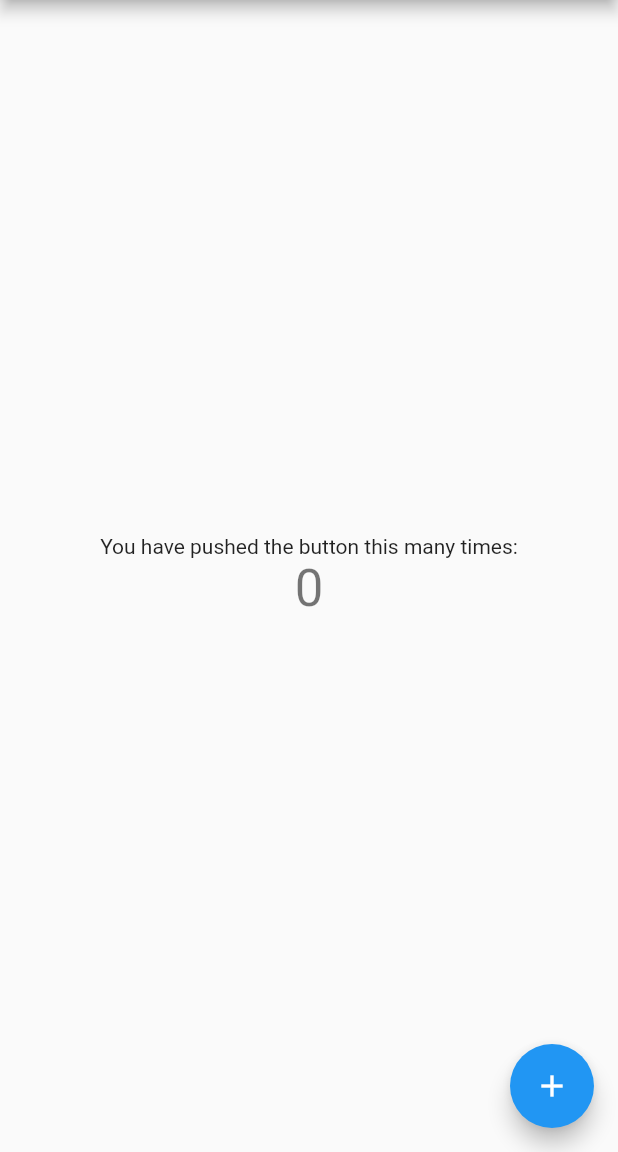
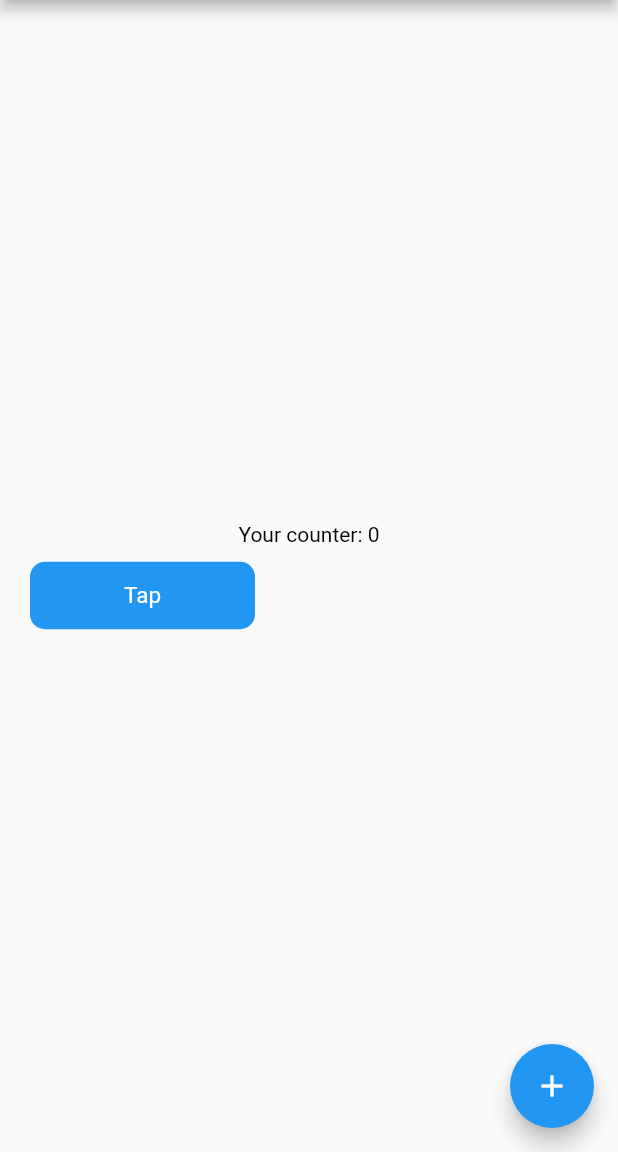
Before and after one commit to the-Jinxist/neo-reusables, a Flutter app: the screen it shows after launch, on a phone screen of 412 x 824 dp, the part 84-1236 px from its top. Run offline on Flutter 3.47's test engine with Material 2 defaults, Android fonts, the phone set to English and light mode, and no system bars.

Commit message:
chore(docs): Written up initial docs for UI components

```diff
--- a/example/lib/main.dart
+++ b/example/lib/main.dart
@@ -1,4 +1,5 @@
 import 'package:flutter/material.dart';
+import 'package:neo_reusables/neo_reusables.dart';
 
 void main() {
   runApp(const MyApp());
@@ -14,7 +15,13 @@ class MyApp extends StatelessWidget {
       theme: ThemeData(
         primarySwatch: Colors.blue,
       ),
-      home: const MyHomePage(title: 'Flutter Demo Home Page'),
+      home: Builder(builder: (context) {
+        final Size size = MediaQuery.of(context).size;
+        SizeConfig.init(context,
+            width: size.width, height: size.height, allowFontScaling: true);
+
+        return const MyHomePage(title: 'Flutter Demo Home Page');
+      }),
     );
   }
 }
@@ -47,12 +54,22 @@ class _MyHomePageState extends State<MyHomePage> {
         child: Column(
           mainAxisAlignment: MainAxisAlignment.center,
           children: <Widget>[
-            const Text(
-              'You have pushed the button this many times:',
+            //NeoText wrapper
+            NeoText(
+              text: "Your counter: $_counter",
             ),
-            Text(
-              '$_counter',
-              style: Theme.of(context).textTheme.headline4,
+            //Vertical Margin
+            const YMargin(height: 10),
+            Row(
+              children: [
+                //Horizontal Margin
+                const XMargin(width: 20),
+                //Button Wrapper
+                NeoButton(
+                  onClick: () {},
+                  text: 'Tap',
+                ),
+              ],
             ),
           ],
         ),
--- a/lib/src/widgets/y_margin.dart
+++ b/lib/src/widgets/y_margin.dart
@@ -3,13 +3,9 @@ import 'package:flutter/material.dart';
 import 'package:neo_reusables/src/commons/size_config.dart';
 
 class YMargin extends StatelessWidget {
-
   final double height;
 
-  const YMargin(
-    Key? key,
-    this.height,
-  ) : super(key: key);
+  const YMargin({Key? key, required this.height}) : super(key: key);
 
   @override
   Widget build(BuildContext context) {
```
Also changed, not shown: example/pubspec.yaml (+2 -12 lines), lib/src/widgets/x_margin.dart (+3 -4 lines), example/pubspec.lock, 1 other file.
